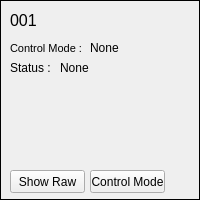
First picture: the form in robotNodeFrame.ui, repository wahyu070903/Multilink-Robot, before the edit.
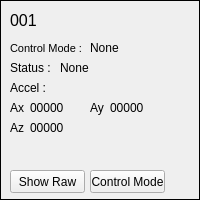
Second picture: the form after the edit.

The edit to the form file:
```diff
--- a/robotNodeFrame.ui
+++ b/robotNodeFrame.ui
@@ -16,6 +16,12 @@
     <height>200</height>
    </size>
   </property>
+  <property name="maximumSize">
+   <size>
+    <width>200</width>
+    <height>200</height>
+   </size>
+  </property>
   <property name="windowTitle">
    <string>Frame</string>
   </property>
@@ -64,7 +70,7 @@
     <rect>
      <x>60</x>
      <y>60</y>
-     <width>31</width>
+     <width>41</width>
      <height>16</height>
     </rect>
    </property>
@@ -95,7 +101,7 @@
     <rect>
      <x>90</x>
      <y>40</y>
-     <width>31</width>
+     <width>41</width>
      <height>16</height>
     </rect>
    </property>
@@ -129,6 +135,97 @@
     <string>Control Mode</string>
    </property>
   </widget>
+  <widget class="QLabel" name="label_4">
+   <property name="geometry">
+    <rect>
+     <x>10</x>
+     <y>80</y>
+     <width>41</width>
+     <height>16</height>
+    </rect>
+   </property>
+   <property name="text">
+    <string>Accel :</string>
+   </property>
+  </widget>
+  <widget class="QLabel" name="label_5">
+   <property name="geometry">
+    <rect>
+     <x>10</x>
+     <y>100</y>
+     <width>21</width>
+     <height>16</height>
+    </rect>
+   </property>
+   <property name="text">
+    <string>Ax</string>
+   </property>
+  </widget>
+  <widget class="QLabel" name="label_accel_ax">
+   <property name="geometry">
+    <rect>
+     <x>30</x>
+     <y>100</y>
+     <width>41</width>
+     <height>16</height>
+    </rect>
+   </property>
+   <property name="text">
+    <string>00000</string>
+   </property>
+  </widget>
+  <widget class="QLabel" name="label_6">
+   <property name="geometry">
+    <rect>
+     <x>90</x>
+     <y>100</y>
+     <width>21</width>
+     <height>16</height>
+    </rect>
+   </property>
+   <property name="text">
+    <string>Ay</string>
+   </property>
+  </widget>
+  <widget class="QLabel" name="label_accel_ay">
+   <property name="geometry">
+    <rect>
+     <x>110</x>
+     <y>100</y>
+     <width>41</width>
+     <height>16</height>
+    </rect>
+   </property>
+   <property name="text">
+    <string>00000</string>
+   </property>
+  </widget>
+  <widget class="QLabel" name="label_7">
+   <property name="geometry">
+    <rect>
+     <x>10</x>
+     <y>120</y>
+     <width>21</width>
+     <height>16</height>
+    </rect>
+   </property>
+   <property name="text">
+    <string>Az</string>
+   </property>
+  </widget>
+  <widget class="QLabel" name="label_accel_az">
+   <property name="geometry">
+    <rect>
+     <x>30</x>
+     <y>120</y>
+     <width>41</width>
+     <height>16</height>
+    </rect>
+   </property>
+   <property name="text">
+    <string>00000</string>
+   </property>
+  </widget>
  </widget>
  <resources/>
  <connections/>
```
Left out of the diff: 6 changed lines with no effect on the pictures.
